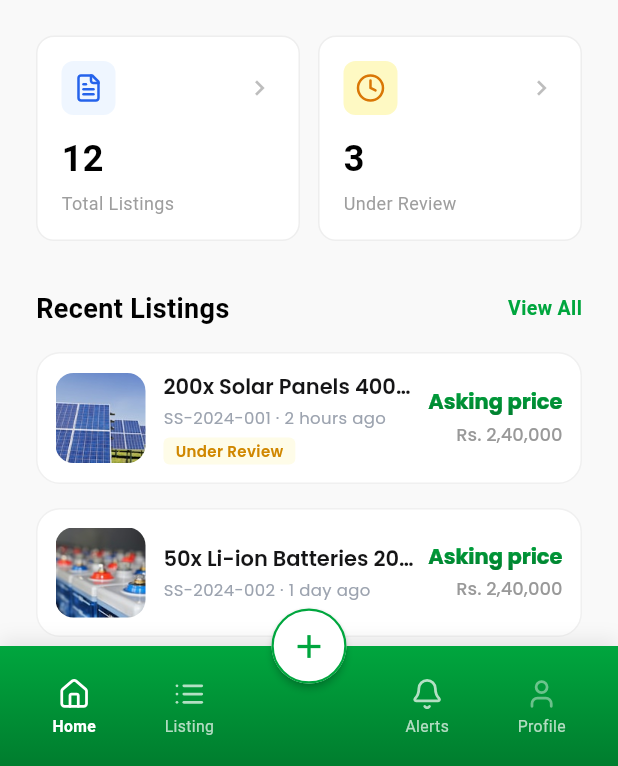
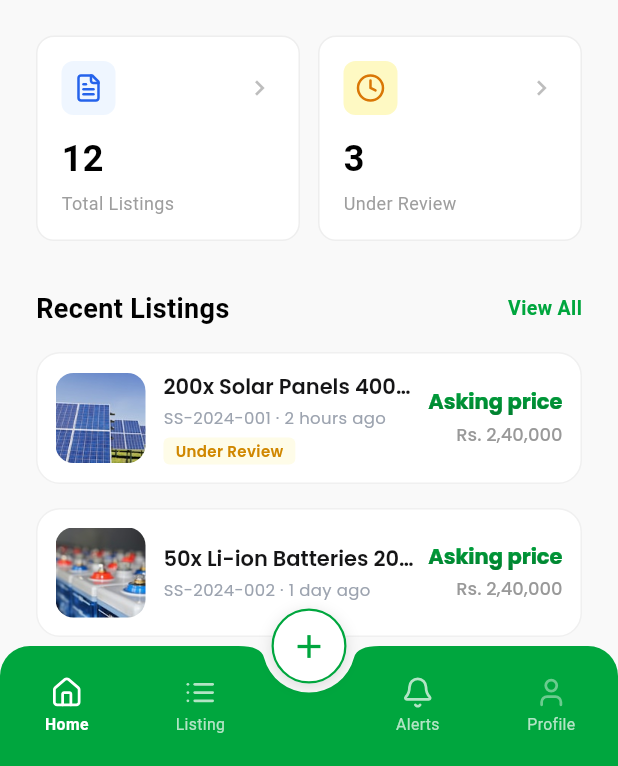
Before and after one commit to itismemuhammadali/SolarScrap-Ecosystem, a Flutter app: the SellerDashboardScreen screen opened directly, on a phone screen of 412 x 824 dp, the part 470-1236 px from its top. Run offline on Flutter 3.47's test engine with Material 3 defaults, Android fonts, the light colour scheme and no system bars; our stand-ins replace flutter_svg, google_fonts.

Commit message:
Fix bottom navigation bar with clean circular notch, rounded top corners and proper center docked FAB matching Figma

```diff
--- a/lib/screens/buyer/buyer_dashboard_screen.dart
+++ b/lib/screens/buyer/buyer_dashboard_screen.dart
@@ -297,21 +297,16 @@ class _BuyerDashboardScreenState extends State<BuyerDashboardScreen> {
       body: SafeArea(
         child: _buildTabContent(),
       ),
-      bottomNavigationBar: Container(
+      bottomNavigationBar: ClipRRect(
+        borderRadius: const BorderRadius.vertical(top: Radius.circular(20)),
+        child: Container(
           decoration: const BoxDecoration(
-          gradient: LinearGradient(
-            begin: Alignment.topCenter,
-            end: Alignment.bottomCenter,
-            colors: [
-              Color(0xFF00A63E),
-              Color(0xFF007D2E),
-            ],
-          ),
+            color: Color(0xFF00A63E),
           ),
           child: SafeArea(
             top: false,
             child: Padding(
-            padding: const EdgeInsets.only(top: 6, bottom: 6),
+              padding: const EdgeInsets.only(top: 8, bottom: 8),
               child: Row(
                 mainAxisAlignment: MainAxisAlignment.spaceAround,
                 children: [
@@ -320,6 +315,7 @@ class _BuyerDashboardScreenState extends State<BuyerDashboardScreen> {
                   _buildNavItem('assets/icons/my-bid.svg', 'My Bids', 2),
                   _buildNavItem('assets/icons/person.svg', 'Profile', 3),
                 ],
+              ),
             ),
           ),
         ),
--- a/lib/screens/seller/seller_dashboard_screen.dart
+++ b/lib/screens/seller/seller_dashboard_screen.dart
@@ -123,59 +123,48 @@ class _SellerDashboardScreenState extends State<SellerDashboardScreen> {
         child: _buildCurrentView(),
       ),
       // Bottom Navigation Bar
-      bottomNavigationBar: Container(
+      bottomNavigationBar: ClipRRect(
+        borderRadius: const BorderRadius.vertical(top: Radius.circular(20)),
+        child: BottomAppBar(
+          shape: const CircularNotchedRectangle(),
+          notchMargin: 6,
+          color: const Color(0xFF00A63E),
+          elevation: 10,
+          padding: EdgeInsets.zero,
+          child: SafeArea(
+            top: false,
+            child: SizedBox(
+              height: 60,
+              child: Row(
+                mainAxisAlignment: MainAxisAlignment.spaceAround,
+                children: [
+                  Expanded(child: _buildNavItem('assets/icons/home.svg', 'Home', 0)),
+                  Expanded(child: _buildNavItem('assets/icons/listing.svg', 'Listing', 1)),
+                  const SizedBox(width: 56), // Space for center docked FAB
+                  Expanded(child: _buildNavItem('assets/icons/bell.svg', 'Alerts', 2)),
+                  Expanded(child: _buildNavItem('assets/icons/person.svg', 'Profile', 3)),
+                ],
+              ),
+            ),
+          ),
+        ),
+      ),
+      floatingActionButton: Container(
+        width: 50,
+        height: 50,
         decoration: BoxDecoration(
-          gradient: const LinearGradient(
-            begin: Alignment.topCenter,
-            end: Alignment.bottomCenter,
-            colors: [
-              Color(0xFF00A63E),
-              Color(0xFF007D2E),
-            ],
-          ),
+          shape: BoxShape.circle,
           boxShadow: [
             BoxShadow(
-              color: Colors.black.withValues(alpha: 0.08),
-              blurRadius: 10,
-              offset: const Offset(0, -4),
+              color: Colors.black.withValues(alpha: 0.12),
+              blurRadius: 8,
+              offset: const Offset(0, 2),
             ),
           ],
         ),
-        child: BottomAppBar(
-          padding: EdgeInsets.zero,
-          shape: const CircularNotchedRectangle(),
-          notchMargin: 5,
-          color: Colors.transparent,
+        child: FloatingActionButton(
           elevation: 0,
-          clipBehavior: Clip.antiAlias,
-          child: Padding(
-            padding: const EdgeInsets.only(
-              top: 6,
-              bottom: 4,
-              left: 12,
-              right: 12,
-            ),
-            child: Row(
-              mainAxisAlignment: MainAxisAlignment.spaceAround,
-              children: [
-                _buildNavItem('assets/icons/home.svg', 'Home', 0),
-                _buildNavItem('assets/icons/listing.svg', 'Listing', 1),
-                const SizedBox(width: 44), // Space for FAB
-                _buildNavItem('assets/icons/bell.svg', 'Alerts', 2),
-                _buildNavItem('assets/icons/person.svg', 'Profile', 3),
-              ],
-            ),
-          ),
-        ),
-      ),
-      floatingActionButton: SizedBox(
-        width: 50,
-        height: 50,
-        child: FloatingActionButton(
-          elevation: 2,
-          focusElevation: 2,
-          hoverElevation: 2,
-          highlightElevation: 2,
+          highlightElevation: 0,
           backgroundColor: Colors.white,
           shape: const CircleBorder(
             side: BorderSide(
```
Lines whose indentation alone changed are shown as unchanged.
